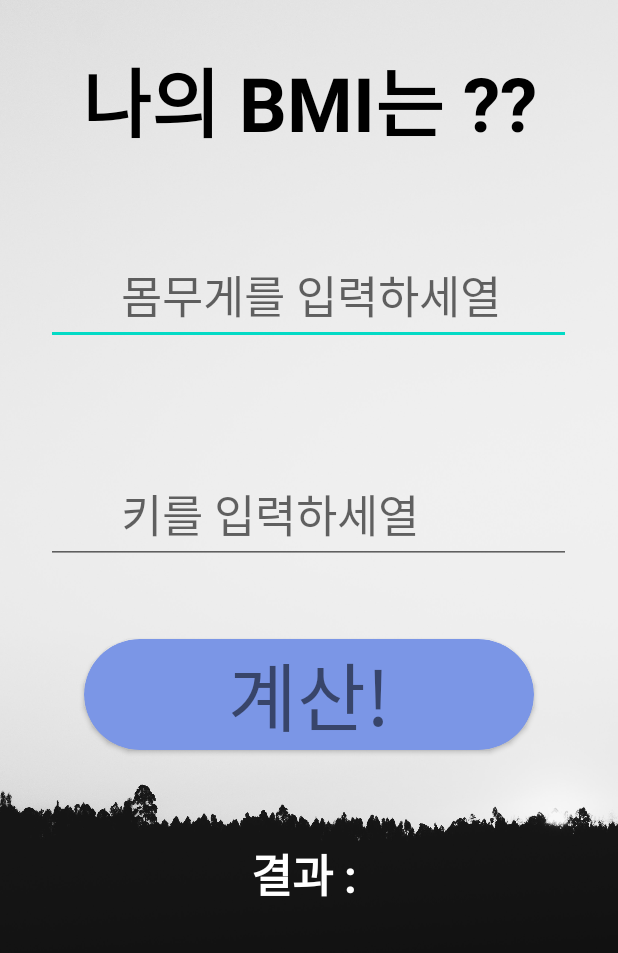
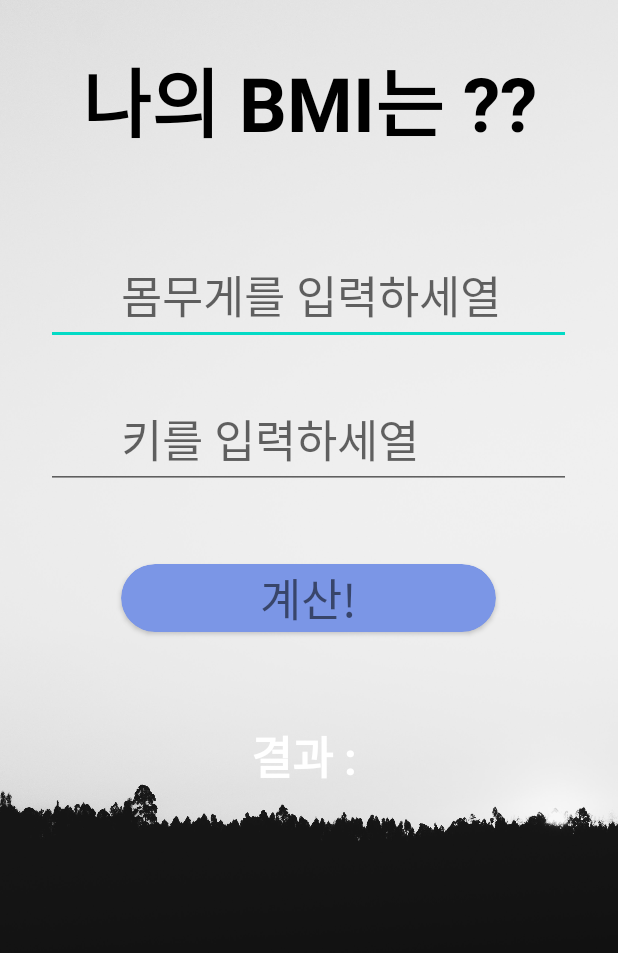
Before and after one commit to Yangnyeon/Diet_eating_habit, an Android app: the BMI screen opened directly, with no data from a screen before it, on a phone screen of 412 x 824 dp. Shown: the top 953 px of the screen. Run offline under Robolectric (Android 15) with nearby library versions, the phone set to English and light mode, and no system bars.

Commit message:
업데이트중..

```diff
--- a/app/src/main/java/com/example/dieteatinghabits/BMI.kt
+++ b/app/src/main/java/com/example/dieteatinghabits/BMI.kt
@@ -1,9 +1,14 @@
 package com.example.dieteatinghabits
 
+import android.content.DialogInterface
 import androidx.appcompat.app.AppCompatActivity
 import android.os.Bundle
+import android.view.View
 import android.widget.EditText
+import androidx.appcompat.app.AlertDialog
+import androidx.cardview.widget.CardView
 import androidx.core.util.rangeTo
+import androidx.core.view.isVisible
 import kotlinx.android.synthetic.main.activity_bmi.*
 
 class BMI : AppCompatActivity() {
@@ -54,7 +59,19 @@ class BMI : AppCompatActivity() {
                     bmiresult.text = "당신은 고도비만입니다."
                 }
             }
+            bmirange.visibility = View.VISIBLE
+        }
 
+        bmirange.setOnClickListener {
+            val builder1 = AlertDialog.Builder(this)
+            builder1.setTitle("  BMI 등급표 정리 ")
+                .setMessage("0 ~ 18.5 : 저체중 , 18.5 ~ 25 : 정상 , 25 ~ 30 : 과체중 , 30 ~ 35 : 경도비만, 35 ~ 40 : 중등도 비만, 40 ~ : 고도비만")
+
+                .setPositiveButton("확인",
+                    DialogInterface.OnClickListener { dialog, id ->
+                    })
+            // 다이얼로그를 띄워주기
+            builder1.show()
         }
 
     }
--- a/app/src/main/java/com/example/dieteatinghabits/CustomAdapter.kt
+++ b/app/src/main/java/com/example/dieteatinghabits/CustomAdapter.kt
@@ -26,6 +26,8 @@ class CustomAdapter(context: Context, image: ArrayList<Int>, arrayList: ArrayLis
 
         var myview = convertView
         val holder: ViewHolder
+
+
 
         if (convertView == null) {
 
--- a/app/src/main/res/layout/activity_bmi.xml
+++ b/app/src/main/res/layout/activity_bmi.xml
@@ -40,14 +40,14 @@
         android:layout_height="wrap_content"
         android:hint="키를 입력하세열"
         android:textSize="30sp"
-        android:layout_marginTop="80sp"
+        android:layout_marginTop="30sp"
         android:layout_gravity="center"
         android:paddingLeft="50sp"
         android:id="@+id/wheel"
         ></EditText>
 
     <androidx.cardview.widget.CardView
-        android:layout_width="300sp"
+        android:layout_width="250sp"
         android:layout_height="wrap_content"
         app:cardCornerRadius="450dp"
         android:layout_gravity="center"
@@ -60,9 +60,9 @@
             android:layout_width="match_parent"
             android:layout_height="wrap_content"
             android:text="계산!"
-            android:textSize="50sp"
+            android:textSize="30sp"
+            android:id="@+id/cal"
             android:gravity="center"
-            android:id="@+id/cal"
             ></TextView>
 
 
@@ -91,6 +91,31 @@
         android:layout_marginTop="20sp"
         ></TextView>
 
+    <androidx.cardview.widget.CardView
+        android:layout_width="180sp"
+        android:layout_height="wrap_content"
+        app:cardCornerRadius="450dp"
+        android:layout_gravity="center"
+        android:layout_marginTop="30sp"
+        android:backgroundTint="@color/white"
+        android:id="@+id/bmirange"
+        android:visibility="invisible"
+        >
+
+
+        <TextView
+            android:layout_width="match_parent"
+            android:layout_height="wrap_content"
+            android:text="BMI 범위 보러가기"
+            android:textSize="20sp"
+            android:gravity="center"
+            ></TextView>
+
+
+    </androidx.cardview.widget.CardView>
+
+
+
 
 
 </LinearLayout>
```
